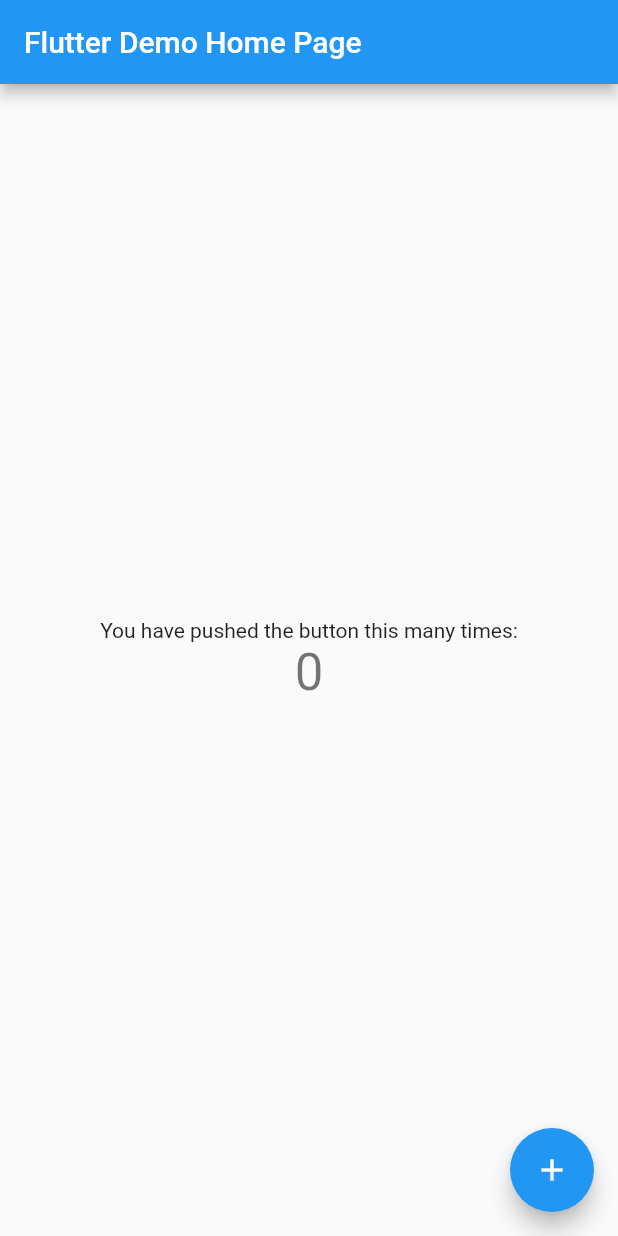
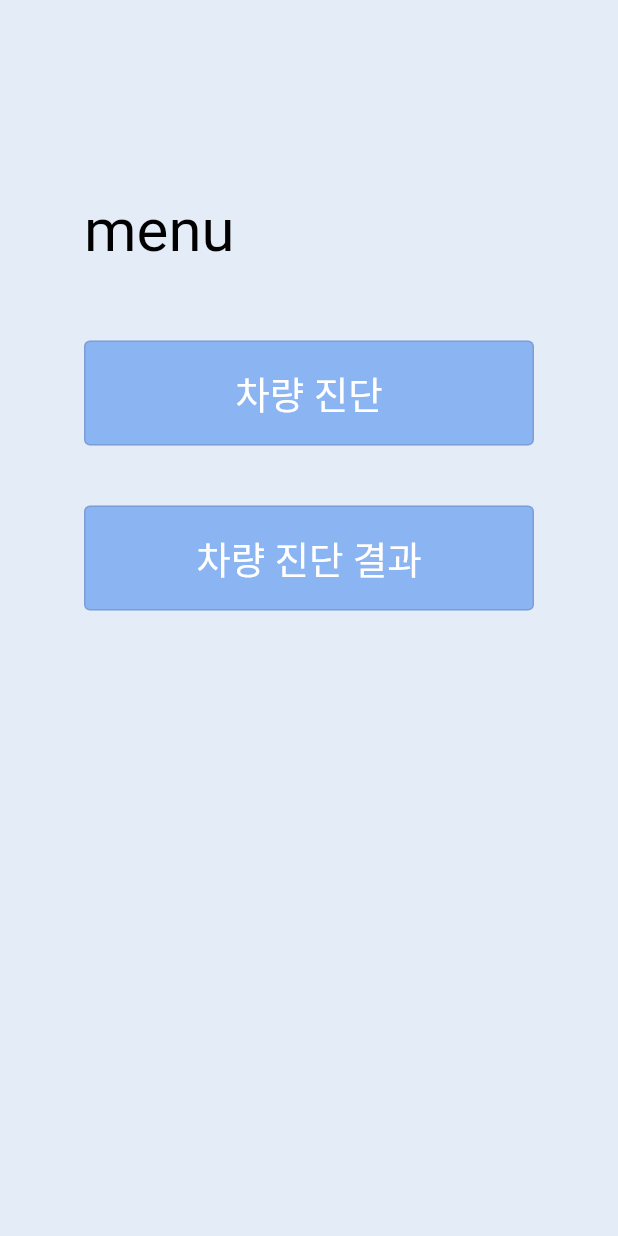
Before and after one commit to jshyun1/Infocar-2022-AboutCar, a Flutter app: the screen it shows after launch, on a phone screen of 412 x 824 dp. Run offline on Flutter 3.47's test engine with Material 2 defaults, Android fonts, the phone set to English and light mode, and no system bars.

Commit message:
menu page
시작 menu 페이지

```diff
--- a/about_car/lib/main.dart
+++ b/about_car/lib/main.dart
@@ -1,7 +1,10 @@
 import 'package:flutter/material.dart';
+import './menu.dart';
 
 void main() {
-  runApp(const MyApp());
+  runApp(MaterialApp(
+    home: Menu(),
+  ));
 }
 
 class MyApp extends StatelessWidget {
--- /dev/null
+++ b/about_car/lib/menu.dart
@@ -0,0 +1,79 @@
+import 'package:flutter/material.dart';
+import './dignosisResult.dart';
+
+class Menu extends StatelessWidget {
+  const Menu({Key? key}) : super(key: key);
+
+  @override
+  Widget build(BuildContext context) {
+    void _toResult() {
+      Navigator.push(
+          context,
+          MaterialPageRoute(
+            builder: (context) => Result(),
+          ));
+    }
+
+    void _toDiagnosis() {}
+
+    return MaterialApp(
+      home: Scaffold(
+        body: Stack(children: [
+          Container(
+            color: Color(0xff9FBEED).withOpacity(0.24),
+          ),
+          Center(
+              child: Column(
+            crossAxisAlignment: CrossAxisAlignment.start,
+            children: <Widget>[
+              const SizedBox(
+                height: 100,
+              ),
+              Container(
+                padding: const EdgeInsets.only(
+                  top: 30,
+                ),
+                child: const Text(
+                  "menu",
+                  style: TextStyle(fontSize: 40, color: Colors.black),
+                ),
+              ),
+              const SizedBox(
+                height: 50,
+              ),
+              Container(
+                height: 70,
+                width: 300,
+                child: OutlinedButton(
+                    style: OutlinedButton.styleFrom(
+                      primary: Colors.white,
+                      backgroundColor: Color(0xff8BB4F2),
+                    ),
+                    onPressed: () {
+                      _toDiagnosis();
+                    },
+                    child: Text("차량 진단", style: TextStyle(fontSize: 25))),
+              ),
+              const SizedBox(
+                height: 40,
+              ),
+              Container(
+                height: 70,
+                width: 300,
+                child: OutlinedButton(
+                    style: OutlinedButton.styleFrom(
+                      primary: Colors.white,
+                      backgroundColor: Color(0xff8BB4F2),
+                    ),
+                    onPressed: () {
+                      _toResult();
+                    },
+                    child: Text("차량 진단 결과", style: TextStyle(fontSize: 25))),
+              )
+            ],
+          ))
+        ]),
+      ),
+    );
+  }
+}
```
Also changed, not shown: about_car/lib/dignosisResult.dart (added, +45 -0 lines), about_car/lib/dignosis.dart (added).
